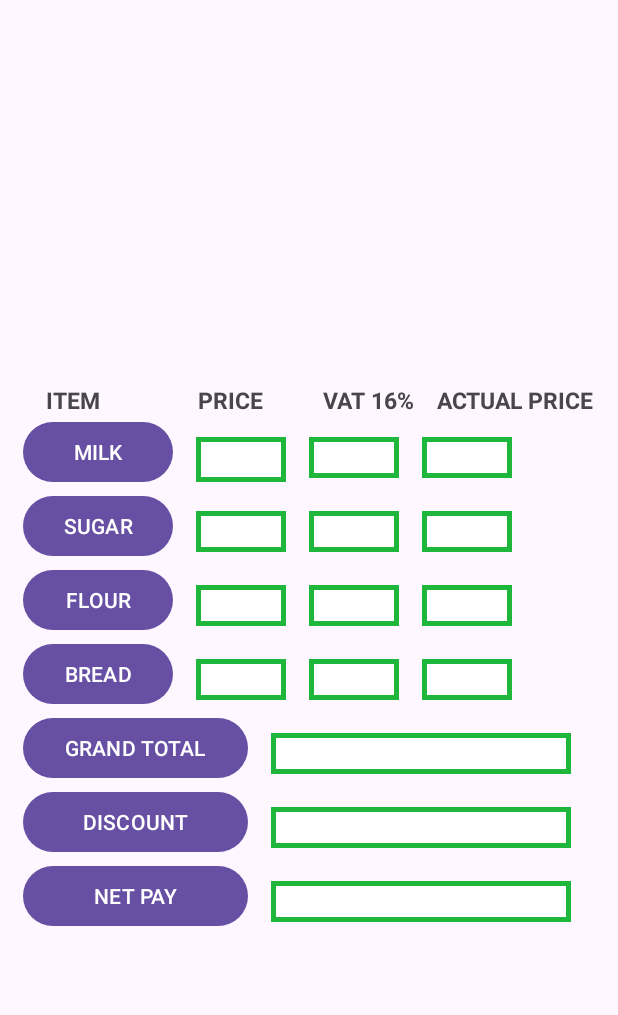
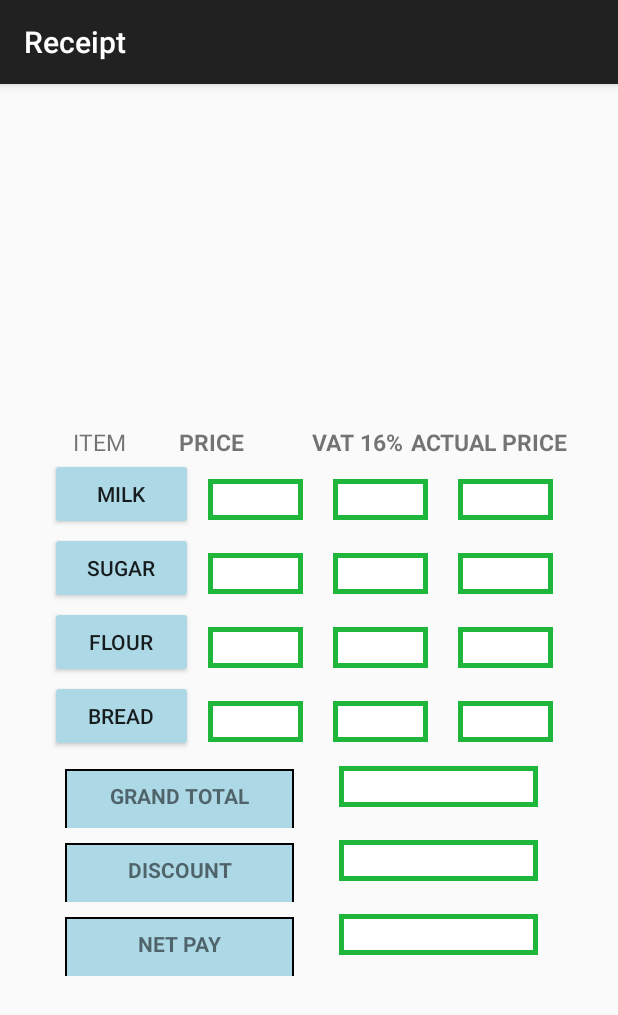
Before and after one commit to FredrickMburu/receipt-app, an Android app: the screen it shows after launch (MainActivity), on a phone screen of 412 x 824 dp. Shown: the top 1015 px of the screen. Run offline under Robolectric (Android 15) with nearby library versions, the phone set to English and light mode, and no system bars.

Commit message:
initial commit

```diff
--- a/app/src/main/java/com/example/receipt/MainActivity.java
+++ b/app/src/main/java/com/example/receipt/MainActivity.java
@@ -3,23 +3,26 @@ package com.example.receipt;
 import androidx.appcompat.app.AppCompatActivity;
 
 import android.os.Bundle;
+import android.view.View;
 import android.widget.Button;
 import android.widget.TextView;
-import android.widget.Toast;
 
 public class MainActivity extends AppCompatActivity {
 
     Button milkButton, flourButton, breadButton, sugarButton;
-    Button grandtotalButton, discount, netPayButton;
     TextView milkPrice, milkVat, milkActualPrice;
     TextView sugarPrice, sugarVat, sugarActualPrice;
     TextView breadPrice, breadVat, breadActualPrice;
     TextView flourPrice, flourVat, flourActualPrice;
-
-    Item milk = new Item(300.0F);
-    Item sugar = new Item(300.0f);
-    Item flour = new Item(300.0f);
-    Item bread = new Item(300.0f);
+    TextView grandTotal, discount, netPay;
+    int count_f = 0;
+    int count_m = 0;
+    int count_s = 0;
+    int count_b = 0;
+    float flour = 0;
+    float milk = 0;
+    float sugar = 0;
+    float bread = 0;
     @Override
     protected void onCreate(Bundle savedInstanceState) {
         super.onCreate(savedInstanceState);
@@ -44,57 +47,94 @@ public class MainActivity extends AppCompatActivity {
          flourVat = findViewById(R.id.flourVat);
          flourActualPrice = findViewById(R.id.flourActualPrice);
 
-         milkButton.setOnClickListener(
-                 v -> {
-                     if (milk.count < 4)
-                     {
-                         milk.incrementCount();
-                         milkPrice.setText(String.valueOf(milk.grossAmount));
-                         milkVat.setText(String.valueOf(milk.vat));
-                         milkActualPrice.setText(String.valueOf(milk.actualPrice));
+         grandTotal = findViewById(R.id.grandTotal);
+         discount = findViewById(R.id.discount);
+         netPay = findViewById(R.id.netPay);
+
+        flourButton.setOnClickListener(view -> {
+            count_f++;
+             if (count_f < 5){
+                float vat_f;
+                float price_f;
+
+                flour = flour + 600;
+                vat_f = (float) (0.16 * flour);
+                price_f = flour - vat_f;
+
+                flourActualPrice.setText(String.valueOf((int) price_f));
+                flourVat.setText(String.valueOf((int) vat_f));
+                flourPrice.setText(String.valueOf((int) flour));
+                allCalculations();
             }
-                     else
-                         Toast.makeText(this, "You can Only buy 4 Litres", Toast.LENGTH_SHORT).show();
+        });
+
+        milkButton.setOnClickListener(view -> {
+            count_m++;
+            if (count_m < 5){
+                float vat_m;
+                float price_m;
+
+                milk = milk + 700;
+                vat_m = (float) (0.16 * milk);
+                price_m = milk - vat_m;
+
+                milkActualPrice.setText(String.valueOf((int) price_m));
+                milkVat.setText(String.valueOf((int) vat_m));
+                milkPrice.setText(String.valueOf((int) milk));
+                allCalculations();
             }
-         );
-         sugarButton.setOnClickListener(
-                 v -> {
-                     if (sugar.count < 4)
-                     {
-                         sugar.incrementCount();
-                         sugarPrice.setText(String.valueOf(sugar.grossAmount));
-                         sugarVat.setText(String.valueOf(sugar.vat));
-                         sugarActualPrice.setText(String.valueOf(sugar.actualPrice));
+        });
+
+        breadButton.setOnClickListener(view -> {
+            count_b++;
+            if (count_b < 5){
+                float vat_b;
+                float price_b;
+
+                bread = bread + 300;
+                vat_b = (float) (0.16 * bread);
+                price_b = bread - vat_b;
+
+                breadActualPrice.setText(String.valueOf((int) price_b));
+                breadVat.setText(String.valueOf((int) vat_b));
+                breadPrice.setText(String.valueOf((int) bread));
+                allCalculations();
             }
-                     else
-                         Toast.makeText(this, "You can Only buy 4 packets", Toast.LENGTH_SHORT).show();
+        });
+
+        sugarButton.setOnClickListener(view -> {
+            count_s++;
+            if (count_s < 5){
+                float vat_s;
+                float price_s;
+
+                sugar = sugar + 1000;
+                vat_s = (float) (0.16 * sugar);
+                price_s = flour - vat_s;
+
+                sugarActualPrice.setText(String.valueOf((int) price_s));
+                sugarVat.setText(String.valueOf((int) vat_s));
+                sugarPrice.setText(String.valueOf((int) sugar));
+                allCalculations();
+
             }
-         );
-         flourButton.setOnClickListener(
-                 v -> {
-                     if (flour.count < 4)
-                     {
-                         flour.incrementCount();
-                         flourPrice.setText(String.valueOf(flour.grossAmount));
-                         flourVat.setText(String.valueOf(flour.vat));
-                         flourActualPrice.setText(String.valueOf(flour.actualPrice));
+        });
+
     }
-                     else
-                         Toast.makeText(this, "You can Only buy 4 packets", Toast.LENGTH_SHORT).show();
+    public void allCalculations(){
+        float calculateTotal = flour + milk + bread + sugar;
+        float discountBtn;
+        float netPAY;
+        if (calculateTotal < 10000){
+            discountBtn = 0.0F;
+            netPAY = calculateTotal;
+        }else {
+            discountBtn = calculateTotal * 0.15F;
+            netPAY = calculateTotal - discountBtn;
         }
-         );
-         breadButton.setOnClickListener(
-                 v -> {
-                     if (bread.count < 4)
-                     {
-                         bread.incrementCount();
-                         breadPrice.setText(String.valueOf(bread.grossAmount));
-                         breadVat.setText(String.valueOf(bread.vat));
-                         breadActualPrice.setText(String.valueOf(bread.actualPrice));
-                     }
-                     else
-                         Toast.makeText(this, "You can Only buy 4 loaves", Toast.LENGTH_SHORT).show();
-                 }
-         );
+        grandTotal.setText(String.valueOf((float) calculateTotal));
+        discount.setText(String.valueOf((float) discountBtn));
+        netPay.setText(String.valueOf((float) netPAY));
+
     }
 }
--- /dev/null
+++ b/app/src/main/res/drawable/textbox.xml
@@ -0,0 +1,5 @@
+<?xml version="1.0" encoding="utf-8"?>
+<shape xmlns:android="http://schemas.android.com/apk/res/android">
+    <stroke android:width="1dp" android:color="#000000" />
+    <solid android:color="#ADD8E6" />
+</shape>
--- a/app/src/main/res/layout/activity_main.xml
+++ b/app/src/main/res/layout/activity_main.xml
@@ -2,10 +2,11 @@
 <androidx.constraintlayout.widget.ConstraintLayout xmlns:android="http://schemas.android.com/apk/res/android"
     xmlns:app="http://schemas.android.com/apk/res-auto"
     xmlns:tools="http://schemas.android.com/tools"
-    android:layout_width="match_parent"
+    android:layout_width="wrap_content"
     android:layout_gravity="center"
     android:layout_height="wrap_content"
-    tools:context=".MainActivity">
+    tools:context=".MainActivity"
+    >
 
 
     <LinearLayout
@@ -31,13 +32,14 @@
                 android:textStyle="bold"
                 android:layout_marginStart="15dp"
                 android:textSize="15sp"
+                android:textFontWeight="@integer/material_motion_duration_long_2"
                 />
             <TextView
                 android:layout_width="wrap_content"
                 android:layout_height="wrap_content"
                 android:text="@string/price"
                 android:textStyle="bold"
-                android:layout_marginStart="65dp"
+                android:layout_marginStart="35dp"
                 android:textSize="15sp"
                 />
             <TextView
@@ -45,17 +47,17 @@
                 android:layout_height="wrap_content"
                 android:text="@string/vat"
                 android:textStyle="bold"
-                android:layout_marginStart="40dp"
+                android:layout_marginStart="45dp"
                 android:textSize="15sp"
                 />
+
             <TextView
                 android:layout_width="wrap_content"
                 android:layout_height="wrap_content"
                 android:text="@string/actual_price"
-                android:textStyle="bold"
-                android:layout_marginStart="15dp"
                 android:textSize="15sp"
-                />
+                android:layout_marginStart="5dp"
+                android:textStyle="bold" />
         </LinearLayout>
 
         <LinearLayout
@@ -65,35 +67,43 @@
             >
             <Button
                 android:id="@+id/milk_button"
-                android:layout_width="100dp"
-                android:layout_height="wrap_content"
+                android:layout_width="95dp"
+                android:layout_height="48dp"
                 android:text="@string/milk"
+                android:backgroundTint="@color/lightBlue"
                 />
 
             <TextView
                 android:id="@+id/milkPrice"
-                android:layout_width="60dp"
-                android:layout_height="30dp"
+                android:layout_width="match_parent"
+                android:layout_height="27dp"
                 android:background="@drawable/textview_box"
-                android:layout_marginStart="15dp"
+                android:layout_weight="1"
+                android:layout_marginStart="10dp"
+                android:layout_marginEnd="10dp"
+                android:textStyle="bold"
                 />
 
             <TextView
                 android:id="@+id/milkVat"
-                android:layout_width="60dp"
+                android:layout_width="match_parent"
                 android:layout_height="27dp"
                 android:background="@drawable/textview_box"
-                android:layout_marginStart="15dp"
-
+                android:layout_weight="1"
+                android:layout_marginStart="10dp"
+                android:layout_marginEnd="10dp"
+                android:textStyle="bold"
                 />
 
             <TextView
                 android:id="@+id/milkActualPrice"
-                android:layout_width="60dp"
+                android:layout_width="match_parent"
                 android:layout_height="27dp"
                 android:background="@drawable/textview_box"
-                android:layout_marginStart="15dp"
-
+                android:layout_weight="1"
+                android:layout_marginStart="10dp"
+                android:layout_marginEnd="10dp"
+                android:textStyle="bold"
                 />
         </LinearLayout>
 
@@ -104,36 +114,43 @@
             >
             <Button
                 android:id="@+id/sugar_button"
-                android:layout_width="100dp"
+                android:layout_width="95dp"
                 android:layout_height="48dp"
                 android:text="@string/sugar"
+                android:backgroundTint="@color/lightBlue"
                 />
 
             <TextView
                 android:id="@+id/sugarPrice"
-                android:layout_width="60dp"
+                android:layout_width="match_parent"
                 android:layout_height="27dp"
                 android:background="@drawable/textview_box"
-                android:layout_marginStart="15dp"
-
+                android:layout_weight="1"
+                android:layout_marginStart="10dp"
+                android:layout_marginEnd="10dp"
+                android:textStyle="bold"
                 />
 
             <TextView
                 android:id="@+id/sugarVat"
-                android:layout_width="60dp"
+                android:layout_width="match_parent"
                 android:layout_height="27dp"
                 android:background="@drawable/textview_box"
-                android:layout_marginStart="15dp"
-
+                android:layout_weight="1"
+                android:layout_marginStart="10dp"
+                android:layout_marginEnd="10dp"
+                android:textStyle="bold"
                 />
 
             <TextView
                 android:id="@+id/sugarActualPrice"
-                android:layout_width="60dp"
+                android:layout_width="match_parent"
                 android:layout_height="27dp"
                 android:background="@drawable/textview_box"
-                android:layout_marginStart="15dp"
-
+                android:layout_weight="1"
+                android:layout_marginStart="10dp"
+                android:layout_marginEnd="10dp"
+                android:textStyle="bold"
                 />
         </LinearLayout>
 
@@ -144,36 +161,43 @@
             >
             <Button
                 android:id="@+id/flour_button"
-                android:layout_width="100dp"
+                android:layout_width="95dp"
                 android:layout_height="48dp"
                 android:text="@string/flour"
+                android:backgroundTint="@color/lightBlue"
                 />
 
             <TextView
                 android:id="@+id/flourPrice"
-                android:layout_width="60dp"
+                android:layout_width="match_parent"
                 android:layout_height="27dp"
                 android:background="@drawable/textview_box"
-                android:layout_marginStart="15dp"
-
+                android:layout_weight="1"
+                android:layout_marginStart="10dp"
+                android:layout_marginEnd="10dp"
+                android:textStyle="bold"
                 />
 
             <TextView
                 android:id="@+id/flourVat"
-                android:layout_width="60dp"
+                android:layout_width="match_parent"
                 android:layout_height="27dp"
                 android:background="@drawable/textview_box"
-                android:layout_marginStart="15dp"
-
+                android:layout_weight="1"
+                android:layout_marginStart="10dp"
+                android:layout_marginEnd="10dp"
+                android:textStyle="bold"
                 />
 
             <TextView
                 android:id="@+id/flourActualPrice"
-                android:layout_width="60dp"
+                android:layout_width="match_parent"
                 android:layout_height="27dp"
                 android:background="@drawable/textview_box"
-                android:layout_marginStart="15dp"
-
+                android:layout_weight="1"
+                android:layout_marginStart="10dp"
+                android:layout_marginEnd="10dp"
+                android:textStyle="bold"
                 />
         </LinearLayout>
 
@@ -184,36 +208,43 @@
             >
             <Button
                 android:id="@+id/bread_button"
-                android:layout_width="100dp"
+                android:layout_width="95dp"
                 android:layout_height="48dp"
                 android:text="@string/bread"
+                android:backgroundTint="@color/lightBlue"
                 />
 
             <TextView
                 android:id="@+id/breadPrice"
-                android:layout_width="60dp"
+                android:layout_width="match_parent"
                 android:layout_height="27dp"
                 android:background="@drawable/textview_box"
-                android:layout_marginStart="15dp"
-
+                android:layout_weight="1"
+                android:layout_marginStart="10dp"
+                android:layout_marginEnd="10dp"
+                android:textStyle="bold"
                 />
 
             <TextView
                 android:id="@+id/breadVat"
-                android:layout_width="60dp"
+                android:layout_width="match_parent"
                 android:layout_height="27dp"
                 android:background="@drawable/textview_box"
-                android:layout_marginStart="15dp"
-
+                android:layout_weight="1"
+                android:layout_marginStart="10dp"
+                android:layout_marginEnd="10dp"
+                android:textStyle="bold"
                 />
 
             <TextView
                 android:id="@+id/breadActualPrice"
-                android:layout_width="60dp"
+                android:layout_width="match_parent"
                 android:layout_height="27dp"
                 android:background="@drawable/textview_box"
-                android:layout_marginStart="15dp"
-
+                android:layout_weight="1"
+                android:layout_marginStart="10dp"
+                android:layout_marginEnd="10dp"
+                android:textStyle="bold"
                 />
         </LinearLayout>
 
@@ -222,19 +253,26 @@
             android:layout_height="49dp"
             android:orientation="horizontal"
             >
-        <Button
-            android:id="@+id/grand_total_button"
-            android:layout_width="150dp"
+            <TextView
+                android:layout_weight="1"
+                android:layout_width="match_parent"
                 android:layout_height="48dp"
+                android:padding="8dp"
+                android:layout_margin="10dp"
+                android:textAlignment="center"
+                android:textStyle="bold"
+                android:background="@drawable/textbox"
                 android:text="@string/grand_total"
                 />
             <TextView
-            android:id="@+id/grandTotalAmount"
-            android:layout_width="200dp"
+                android:layout_weight="1"
+                android:id="@+id/grandTotal"
+                android:layout_width="match_parent"
                 android:layout_height="27dp"
                 android:background="@drawable/textview_box"
-            android:layout_marginStart="15dp"
-
+                android:layout_marginStart="20dp"
+                android:layout_marginEnd="20dp"
+                android:textStyle="bold"
                 />
         </LinearLayout>
 
@@ -243,19 +281,26 @@
             android:layout_height="49dp"
             android:orientation="horizontal"
             >
-            <Button
-                android:id="@+id/discount_button"
-                android:layout_width="150dp"
+            <TextView
+                android:layout_weight="1"
+                android:layout_width="match_parent"
                 android:layout_height="48dp"
+                android:padding="8dp"
+                android:layout_margin="10dp"
+                android:textStyle="bold"
+                android:textAlignment="center"
+                android:background="@drawable/textbox"
                 android:text="@string/discount"
                 />
             <TextView
-                android:id="@+id/discountAmount"
-                android:layout_width="200dp"
+                android:layout_weight="1"
+                android:id="@+id/discount"
+                android:layout_width="match_parent"
                 android:layout_height="27dp"
                 android:background="@drawable/textview_box"
-                android:layout_marginStart="15dp"
-
+                android:layout_marginStart="20dp"
+                android:layout_marginEnd="20dp"
+                android:textStyle="bold"
                 />
         </LinearLayout>
 
@@ -264,19 +309,26 @@
             android:layout_height="49dp"
             android:orientation="horizontal"
             >
-            <Button
-                android:id="@+id/net_pay_button"
-                android:layout_width="150dp"
+            <TextView
+                android:layout_weight="1"
+                android:layout_width="match_parent"
                 android:layout_height="48dp"
+                android:padding="8dp"
+                android:textAlignment="center"
+                android:layout_margin="10dp"
+                android:textStyle="bold"
+                android:background="@drawable/textbox"
                 android:text="@string/net_pay"
                 />
             <TextView
-                android:id="@+id/netPayAmount"
-                android:layout_width="200dp"
+                android:layout_weight="1"
+                android:id="@+id/netPay"
+                android:layout_width="match_parent"
                 android:layout_height="27dp"
                 android:background="@drawable/textview_box"
-                android:layout_marginStart="15dp"
-
+                android:layout_marginStart="20dp"
+                android:layout_marginEnd="20dp"
+                android:textStyle="bold"
                 />
         </LinearLayout>
 
--- a/app/src/main/res/values-night/themes.xml
+++ b/app/src/main/res/values-night/themes.xml
@@ -1,6 +1,6 @@
 <resources xmlns:tools="http://schemas.android.com/tools">
     <!-- Base application theme. -->
-    <style name="Base.Theme.Receipt" parent="Theme.Material3.DayNight.NoActionBar">
+    <style name="Base.Theme.Receipt" parent="Theme.AppCompat.Light.DarkActionBar">
         <!-- Customize your dark theme here. -->
         <!-- <item name="colorPrimary">@color/my_dark_primary</item> -->
     </style>
--- a/app/src/main/res/values/colors.xml
+++ b/app/src/main/res/values/colors.xml
@@ -2,4 +2,7 @@
 <resources>
     <color name="black">#FF000000</color>
     <color name="white">#FFFFFFFF</color>
+    <color name="pepsiBlue">#004B93</color>
+    <color name="cokeRed">#F40009</color>
+    <color name="lightBlue">#ADD8E6</color>
 </resources>
--- a/app/src/main/res/values/themes.xml
+++ b/app/src/main/res/values/themes.xml
@@ -1,6 +1,6 @@
 <resources xmlns:tools="http://schemas.android.com/tools">
     <!-- Base application theme. -->
-    <style name="Base.Theme.Receipt" parent="Theme.Material3.DayNight.NoActionBar">
+    <style name="Base.Theme.Receipt" parent="Theme.AppCompat.Light.DarkActionBar">
         <!-- Customize your light theme here. -->
         <!-- <item name="colorPrimary">@color/my_light_primary</item> -->
     </style>
```
Lines whose indentation alone changed are shown as unchanged.
